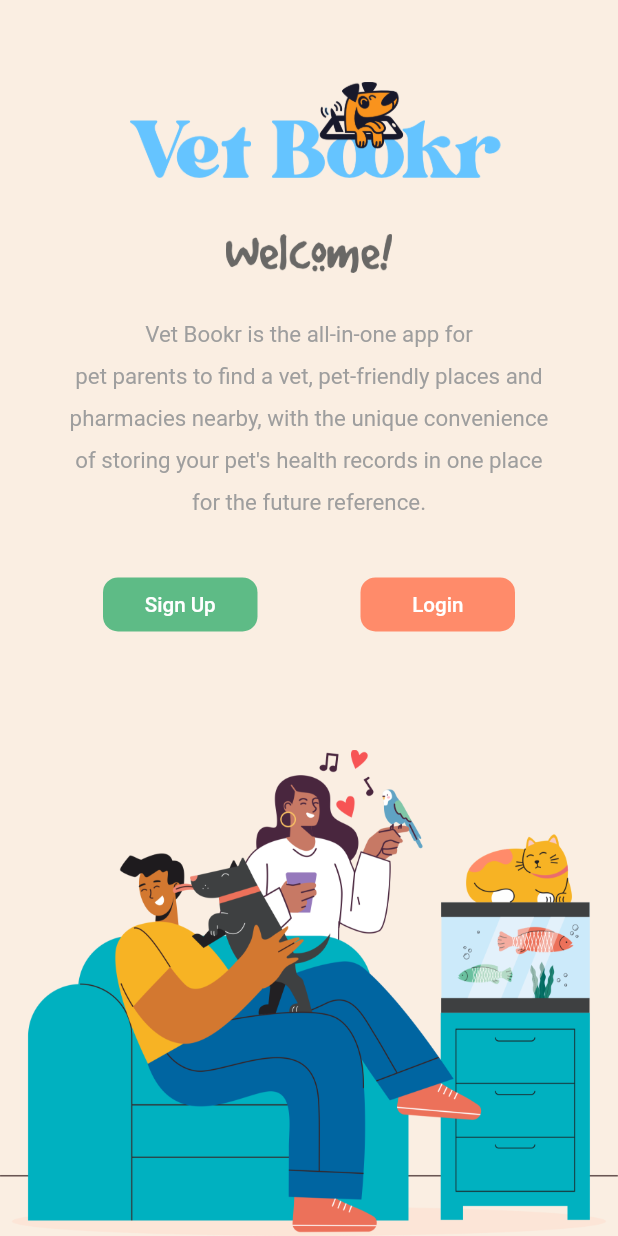
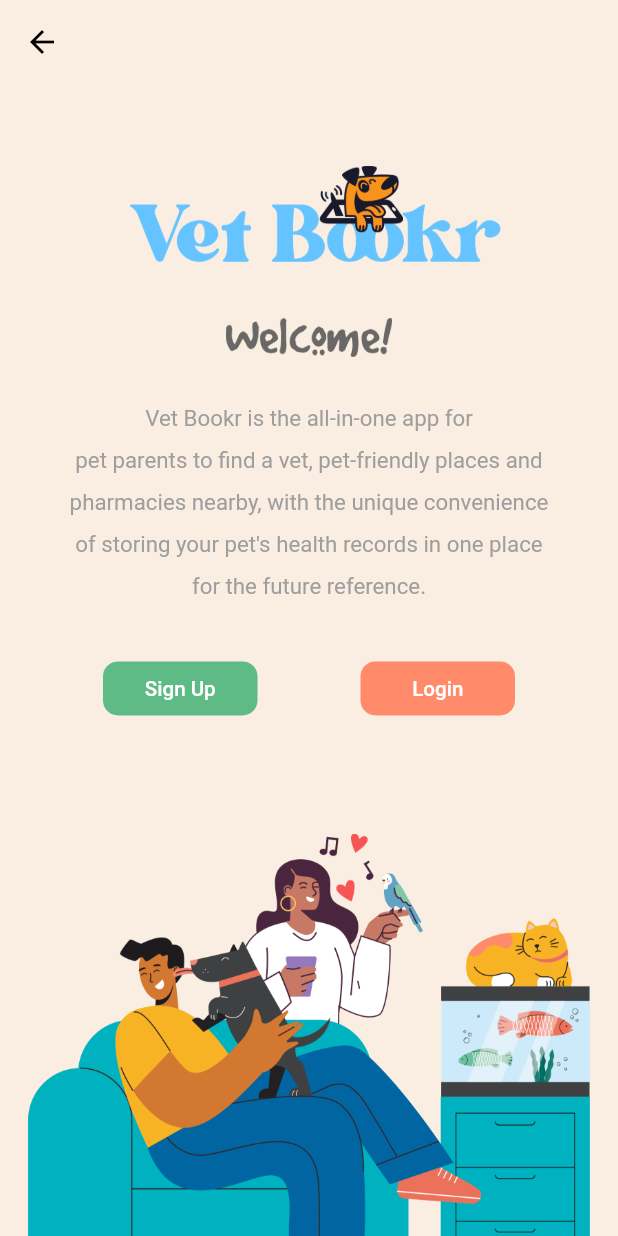
Before and after one commit to aaravprimeYT/vet_bookr_original, a Flutter app: the screen it shows after launch, on a phone screen of 412 x 824 dp. Run offline on Flutter 3.47's test engine with Material 2 defaults, Android fonts, the phone set to English and light mode, and no system bars; our stand-ins replace cloud_firestore, country_picker, firebase_auth, firebase_core, firebase_storage, flutter_rating_bar and 7 more; missing offline and left inert: flutter_google_places, flutter_polyline_points, google_api_headers, google_maps_webservice; accounts and stored records are empty.

Commit message:
changes finished

```diff
--- a/lib/main.dart
+++ b/lib/main.dart
@@ -1,7 +1,7 @@
 import 'package:firebase_core/firebase_core.dart';
 import 'package:flutter/material.dart';
 import 'package:flutter_screenutil/flutter_screenutil.dart';
-import 'package:vet_bookr/oScreens/authenticator.dart';
+import 'package:vet_bookr/oScreens/menu_screen.dart';
 
 import 'firebase_options.dart';
 
@@ -29,7 +29,7 @@ class _MyAppState extends State<MyApp> {
       builder: (context, widget) => MaterialApp(
         debugShowCheckedModeBanner: false,
         home: Scaffold(
-          body: Authenticator(),
+          body: MenuScreen(),
         ),
       ),
     );
--- a/lib/oScreens/welcome_screen.dart
+++ b/lib/oScreens/welcome_screen.dart
@@ -1,9 +1,10 @@
 import 'package:flutter/material.dart';
+import 'package:flutter/services.dart';
 import 'package:flutter/src/widgets/container.dart';
 import 'package:flutter/src/widgets/framework.dart';
 import 'package:flutter_screenutil/flutter_screenutil.dart';
 import 'package:vet_bookr/constant.dart';
-import 'package:vet_bookr/models/sizeConfig.dart';
+import 'package:vet_bookr/oScreens/menu_screen.dart';
 import 'package:vet_bookr/oScreens/signup_page.dart';
 
 import 'login_page.dart';
@@ -19,6 +20,20 @@ class _WelcomePageState extends State<WelcomePage> {
   @override
   Widget build(BuildContext context) {
     return Scaffold(
+      appBar: AppBar(
+        systemOverlayStyle: SystemUiOverlayStyle.dark,
+        backgroundColor: kBackgroundColor,
+        elevation: 0,
+        leading: IconButton(
+          icon: Icon(
+            Icons.arrow_back,
+            color: Colors.black,
+          ),
+          onPressed: () {
+            Navigator.push(context, MaterialPageRoute(builder: (context) => MenuScreen()));
+          },
+        ),
+      ),
       backgroundColor: kBackgroundColor,
       body: SingleChildScrollView(
         child: Column(
@@ -54,7 +69,9 @@ class _WelcomePageState extends State<WelcomePage> {
                 ),
               ),
             ),
-            SizedBox(height: 0.04.sh,),
+            SizedBox(
+              height: 0.04.sh,
+            ),
             Row(
               mainAxisAlignment: MainAxisAlignment.spaceEvenly,
               children: [
@@ -68,12 +85,14 @@ class _WelcomePageState extends State<WelcomePage> {
                             borderRadius: BorderRadius.circular(10)),
                         backgroundColor: Color(0xff5EBB86)),
                     onPressed: () {
-                      Navigator.push(context,
-                          MaterialPageRoute(builder: (context) => SignUpPage()));
+                      Navigator.push(
+                          context,
+                          MaterialPageRoute(
+                              builder: (context) => SignUpPage()));
                     },
                     child: Text(
                       'Sign Up',
-                      style: TextStyle(color: Colors.white,fontSize: 12.sp),
+                      style: TextStyle(color: Colors.white, fontSize: 12.sp),
                     ),
                   ),
                 ),
@@ -92,13 +111,15 @@ class _WelcomePageState extends State<WelcomePage> {
                     },
                     child: Text(
                       'Login',
-                      style: TextStyle(color: Colors.white,fontSize: 12.sp),
+                      style: TextStyle(color: Colors.white, fontSize: 12.sp),
                     ),
                   ),
                 )
               ],
             ),
-            SizedBox(height: 0.05.sh,),
+            SizedBox(
+              height: 0.05.sh,
+            ),
             Container(
               width: 1.sw,
               height: 0.47.sh,
```
Also changed, not shown: lib/oScreens/list_pet.dart (+50 -4 lines), lib/oScreens/menu_screen.dart (+1 -50 lines), lib/oScreens/phone_verification_2.dart (+5 -5 lines).
